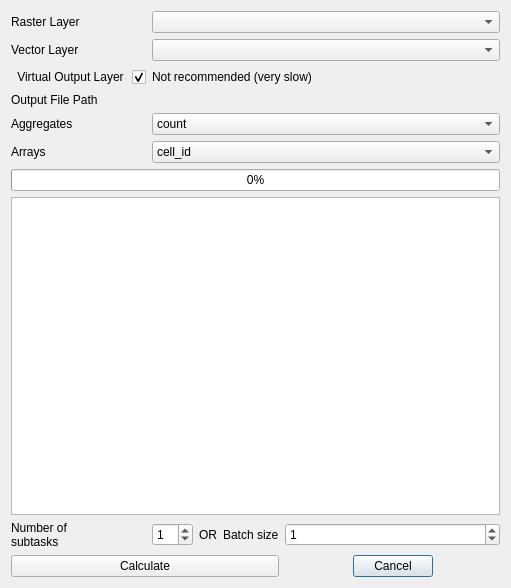
Above: zonal_exact_dialog_base.ui from JakubCha/exactextract_qgis before the change. Below: the same form after it.
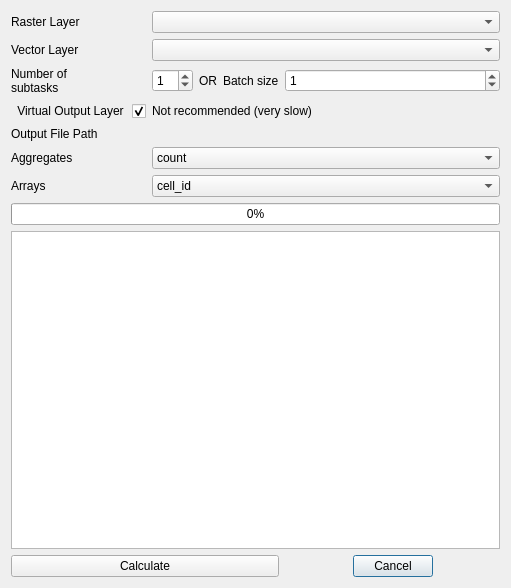
That is the form after the change. Custom widgets are drawn as their Qt base class.

Commit message: added progrress bar

```diff
--- a/zonal_exact_dialog_base.ui
+++ b/zonal_exact_dialog_base.ui
@@ -26,7 +26,7 @@
        </property>
       </widget>
      </item>
-     <item row="8" column="0" colspan="6">
+     <item row="9" column="0" colspan="6">
       <widget class="QPlainTextEdit" name="mPlainText">
        <property name="readOnly">
         <bool>true</bool>
@@ -36,7 +36,7 @@
        </property>
       </widget>
      </item>
-     <item row="3" column="1" colspan="5">
+     <item row="4" column="1" colspan="5">
       <widget class="QgsFileWidget" name="mQgsOutputFileWidget">
        <property name="fileWidgetButtonVisible">
         <bool>true</bool>
@@ -55,7 +55,7 @@
        </property>
       </widget>
      </item>
-     <item row="4" column="0">
+     <item row="5" column="0">
       <widget class="QLabel" name="label_5">
        <property name="text">
         <string>Aggregates</string>
@@ -75,7 +75,7 @@
        </property>
       </widget>
      </item>
-     <item row="6" column="0" colspan="6">
+     <item row="7" column="0" colspan="6">
       <widget class="QProgressBar" name="mProgressBar">
        <property name="value">
         <number>0</number>
@@ -85,7 +85,7 @@
        </property>
       </widget>
      </item>
-     <item row="5" column="1" colspan="5">
+     <item row="6" column="1" colspan="5">
       <widget class="QgsCheckableComboBox" name="mArraysComboBox">
        <property name="toolTip">
         <string>Select statistics that output multiple values (array)</string>
@@ -122,14 +122,7 @@
        </item>
       </widget>
      </item>
-     <item row="9" column="1" colspan="2">
-      <widget class="QSpinBox" name="mSpinBox">
-       <property name="value">
-        <number>1</number>
-       </property>
-      </widget>
-     </item>
-     <item row="4" column="1" colspan="5">
+     <item row="5" column="1" colspan="5">
       <widget class="QgsCheckableComboBox" name="mAggregatesComboBox">
        <property name="acceptDrops">
         <bool>false</bool>
@@ -266,35 +259,27 @@
        </property>
       </widget>
      </item>
-     <item row="5" column="0">
+     <item row="6" column="0">
       <widget class="QLabel" name="label_6">
        <property name="text">
         <string>Arrays</string>
        </property>
       </widget>
      </item>
-     <item row="3" column="0">
+     <item row="4" column="0">
       <widget class="QLabel" name="label_4">
        <property name="text">
         <string>Output File Path</string>
        </property>
       </widget>
      </item>
-     <item row="2" column="1" colspan="5">
+     <item row="3" column="1" colspan="5">
       <widget class="QLabel" name="label_7">
        <property name="text">
         <string>Not recommended (very slow)</string>
        </property>
       </widget>
      </item>
-     <item row="9" column="0">
-      <widget class="QLabel" name="label_3">
-       <property name="text">
-        <string>Number of 
-subtasks</string>
-       </property>
-      </widget>
-     </item>
      <item row="0" column="1" colspan="5">
       <widget class="QgsMapLayerComboBox" name="mRasterLayerComboBox"/>
      </item>
@@ -308,14 +293,7 @@
      <item row="1" column="1" colspan="5">
       <widget class="QgsMapLayerComboBox" name="mVectorLayerComboBox"/>
      </item>
-     <item row="9" column="4">
-      <widget class="QLabel" name="label_8">
-       <property name="text">
-        <string>Batch size</string>
-       </property>
-      </widget>
-     </item>
-     <item row="2" column="0">
+     <item row="3" column="0">
       <widget class="QCheckBox" name="mVirtualCheckBox">
        <property name="layoutDirection">
         <enum>Qt::RightToLeft</enum>
@@ -331,14 +309,36 @@
        </property>
       </widget>
      </item>
-     <item row="9" column="3">
+     <item row="2" column="0">
+      <widget class="QLabel" name="label_3">
+       <property name="text">
+        <string>Number of 
+subtasks</string>
+       </property>
+      </widget>
+     </item>
+     <item row="2" column="1" colspan="2">
+      <widget class="QSpinBox" name="mSpinBox">
+       <property name="value">
+        <number>1</number>
+       </property>
+      </widget>
+     </item>
+     <item row="2" column="3">
       <widget class="QLabel" name="label_9">
        <property name="text">
         <string>OR</string>
        </property>
       </widget>
      </item>
-     <item row="9" column="5">
+     <item row="2" column="4">
+      <widget class="QLabel" name="label_8">
+       <property name="text">
+        <string>Batch size</string>
+       </property>
+      </widget>
+     </item>
+     <item row="2" column="5">
       <widget class="QSpinBox" name="mSpinBox_2">
        <property name="value">
         <number>1</number>
```
Left out of the diff: 4 changed lines with no effect on the pictures. The commit also changes 1 other file.
